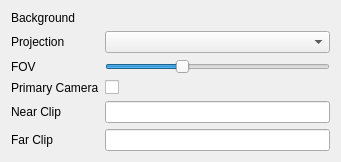
Old version of the form Editor/src/UI/Widgets/ComponentsUI/RZECameraComponentUI.ui in the repository Pikachuxxxx/Razix.
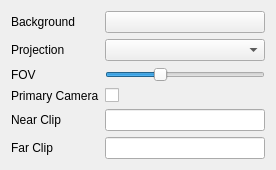
New version of the form.

Patch:
```diff
--- a/Editor/src/UI/Widgets/ComponentsUI/RZECameraComponentUI.ui
+++ b/Editor/src/UI/Widgets/ComponentsUI/RZECameraComponentUI.ui
@@ -6,8 +6,8 @@
    <rect>
     <x>0</x>
     <y>0</y>
-    <width>341</width>
-    <height>156</height>
+    <width>276</width>
+    <height>166</height>
    </rect>
   </property>
   <property name="windowTitle">
@@ -22,7 +22,11 @@
     </widget>
    </item>
    <item row="0" column="1">
-    <widget class="QWidget" name="colorPickerPlaceholder" native="true"/>
+    <widget class="QPushButton" name="bg_color">
+     <property name="text">
+      <string/>
+     </property>
+    </widget>
    </item>
    <item row="1" column="0">
     <widget class="QLabel" name="label_2">
```
